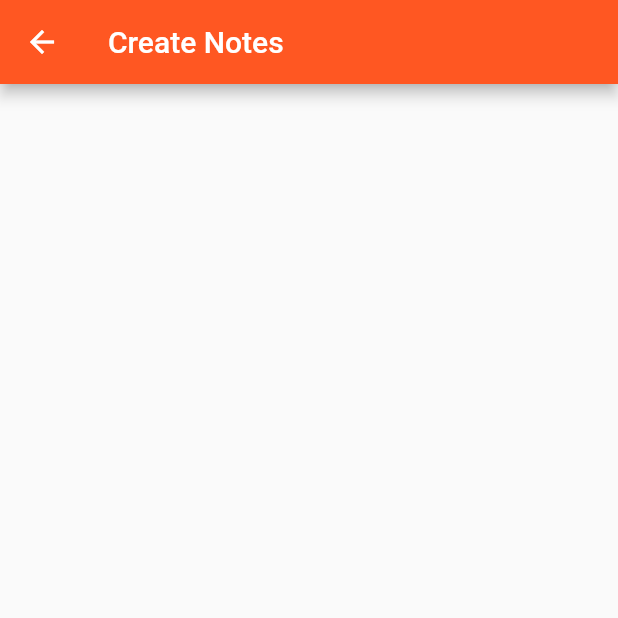
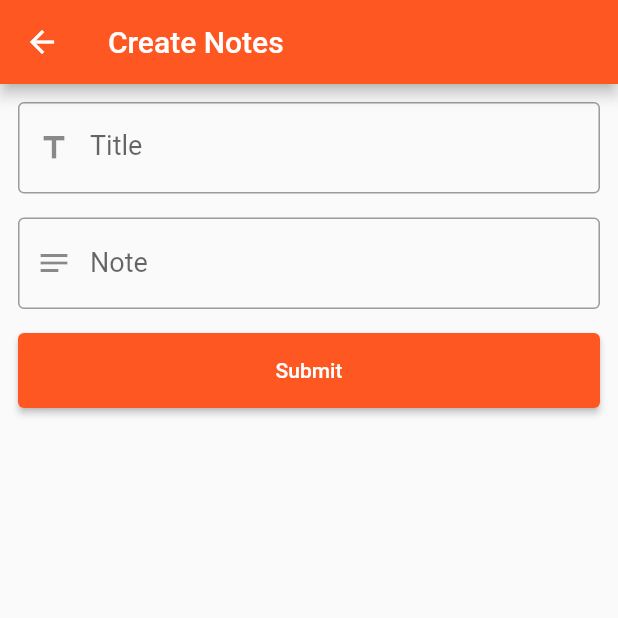
Before and after one commit to Navid-Rahman/Notes-App-Flutter-API, a Flutter app: the NotesModify screen opened directly, on a phone screen of 412 x 824 dp, the top half of it. Run offline on Flutter 3.47's test engine with Material 2 defaults, Android fonts, the phone set to English and light mode, and no system bars.

Commit message:
Notes modify UI done

```diff
--- a/lib/models/notes_for_listing.dart
+++ b/lib/models/notes_for_listing.dart
@@ -2,7 +2,7 @@
 class NotesForListing {
   DateTime createDateTime;
   DateTime lastEditDateTime;
-  String noteID;
+  int noteID;
   String noteTitle;
 
   NotesForListing({
--- a/lib/screens/notes_modify.dart
+++ b/lib/screens/notes_modify.dart
@@ -1,15 +1,72 @@
 import 'package:flutter/material.dart';
 
 class NotesModify extends StatelessWidget {
-  const NotesModify({super.key});
+  const NotesModify({
+    Key? key,
+    this.noteID,
+  });
+
+  final int? noteID;
+
+  bool get isEditing => noteID != null;
 
   @override
   Widget build(BuildContext context) {
     return Scaffold(
       appBar: AppBar(
-        title: const Text('Create Notes'),
+        title: Text(isEditing ? 'Edit Notes' : 'Create Notes'),
       ),
-      body: Container(),
+      body: Padding(
+        padding: const EdgeInsets.all(12.0),
+        child: Column(
+          children: [
+            const TextField(
+              decoration: InputDecoration(
+                hintText: 'Title',
+                labelText: 'Title',
+                border: OutlineInputBorder(),
+                prefixIcon: Icon(Icons.title),
+              ),
+              style: TextStyle(fontSize: 18.0),
+            ),
+            const SizedBox(height: 16.0),
+            const TextField(
+              decoration: InputDecoration(
+                hintText: 'Type your note here...',
+                labelText: 'Note',
+                border: OutlineInputBorder(),
+                prefixIcon: Icon(Icons.notes),
+                alignLabelWithHint: true,
+              ),
+              maxLines: null,
+              style: TextStyle(fontSize: 18.0),
+            ),
+            const SizedBox(height: 16.0),
+            SizedBox(
+              height: 50,
+              width: double.infinity,
+              child: ElevatedButton(
+                onPressed: () {
+                  if (isEditing) {
+                    // Update notes in API
+                  } else {
+                    // Create notes in API
+                  }
+                  Navigator.pop(context);
+                },
+                style: ElevatedButton.styleFrom(
+                  padding: const EdgeInsets.symmetric(
+                      horizontal: 24.0, vertical: 12.0),
+                ),
+                child: const Text(
+                  'Submit',
+                  style: TextStyle(),
+                ),
+              ),
+            ),
+          ],
+        ),
+      ),
     );
   }
 }
```
Also changed, not shown: lib/screens/note_list.dart (+12 -3 lines).
